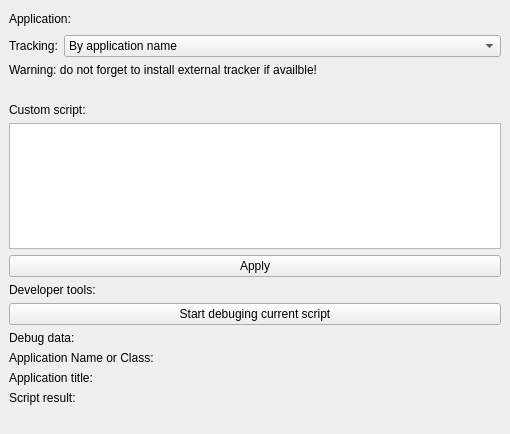
This is TrackYourTime/ui/app_settingswindow.ui in Allexin/TrackYourTime as Qt 5 draws it before an edit. The edited form follows.
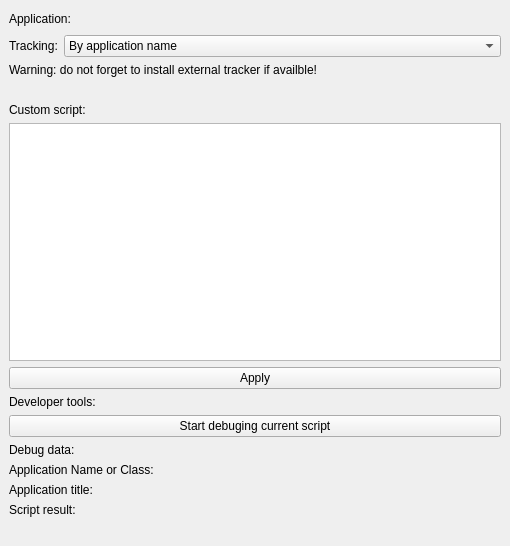
This is the edited form.

Commit message: -Fix unicode chars in Windows

```diff
--- a/TrackYourTime/ui/app_settingswindow.ui
+++ b/TrackYourTime/ui/app_settingswindow.ui
@@ -7,7 +7,7 @@
     <x>0</x>
     <y>0</y>
     <width>510</width>
-    <height>434</height>
+    <height>546</height>
    </rect>
   </property>
   <property name="windowTitle">
```
The commit also changes 4 other files.
